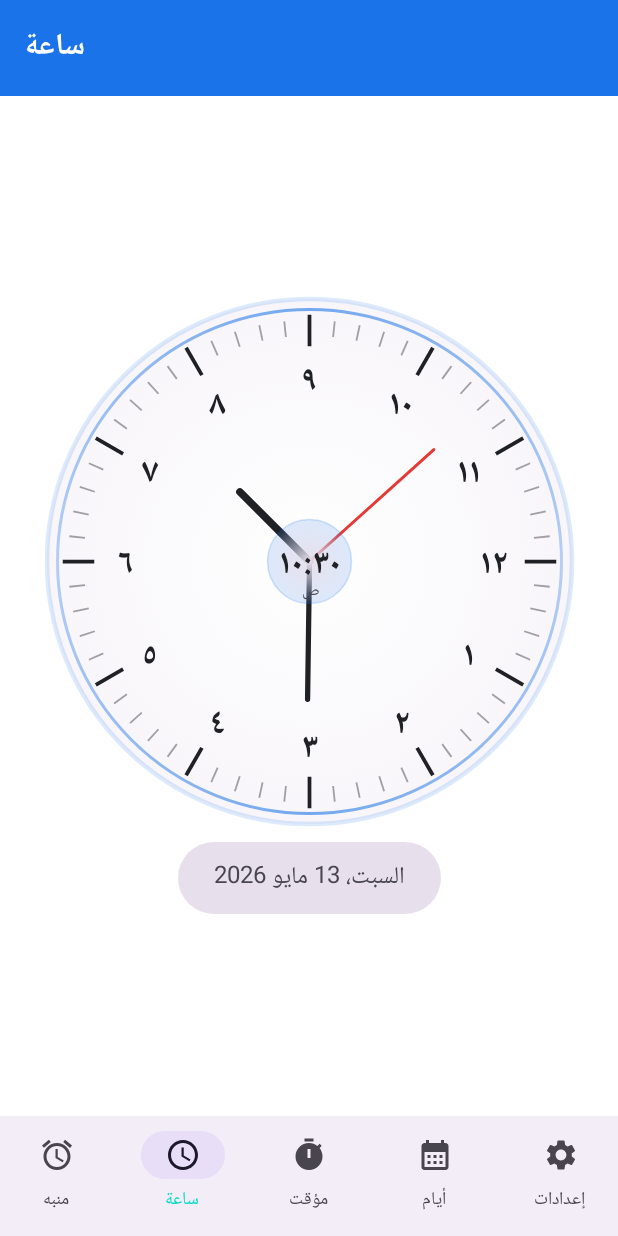
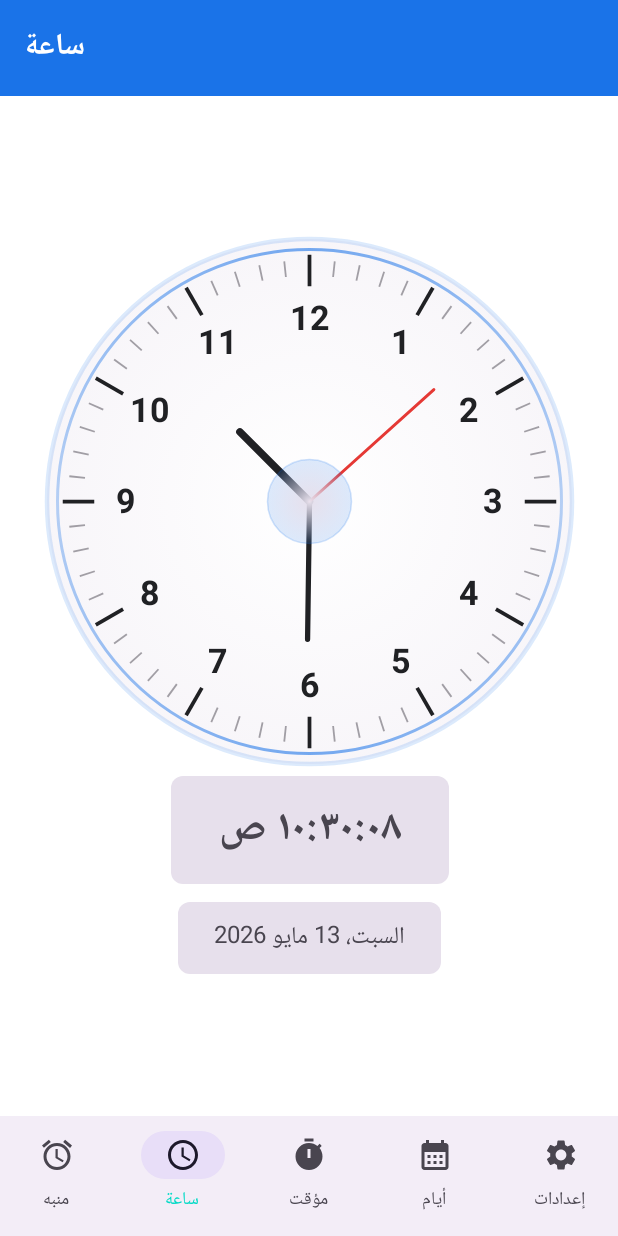
Before and after one commit to saifaldeenalani1-alt/alarmapp, an Android app built with Jetpack Compose: the screen it shows after launch (MainActivity), on a phone screen of 412 x 824 dp. Run offline under Robolectric (Android 15) with nearby library versions, the light colour scheme and no system bars.

Commit message:
Fix theme toggle and clock issues

```diff
--- a/app/src/main/java/com/alarmapp/ui/screens/ClockScreen.kt
+++ b/app/src/main/java/com/alarmapp/ui/screens/ClockScreen.kt
@@ -18,6 +18,7 @@ import androidx.compose.ui.platform.LocalConfiguration
 import androidx.compose.ui.text.style.TextAlign
 import androidx.compose.ui.unit.dp
 import androidx.compose.ui.unit.sp
+import androidx.compose.foundation.shape.RoundedCornerShape
 import kotlinx.coroutines.delay
 import java.util.Calendar
 import kotlin.math.cos
@@ -105,7 +106,7 @@ fun ClockScreen() {
                 val hourTickWidth = 2.5.dp.toPx()
                 val minuteTickWidth = 1.2.dp.toPx()
 
-                val arabicNumerals = listOf("١٢", "١", "٢", "٣", "٤", "٥", "٦", "٧", "٨", "٩", "١٠", "١١")
+                val englishNumerals = listOf("12", "1", "2", "3", "4", "5", "6", "7", "8", "9", "10", "11")
                 val paint = android.graphics.Paint().apply {
                     color = onSurface.hashCode()
                     textSize = radius * 0.13f
@@ -135,12 +136,12 @@ fun ClockScreen() {
                 }
 
                 for (i in 0 until 12) {
-                    val angle = Math.toRadians((i * 30).toDouble())
+                    val angle = Math.toRadians((i * 30 - 90).toDouble())
                     val numR = radius * 0.70f
                     val px = cx + numR * cos(angle).toFloat()
                     val py = cy + numR * sin(angle).toFloat()
                     drawContext.canvas.nativeCanvas.drawText(
-                        arabicNumerals[i],
+                        englishNumerals[i],
                         px,
                         py + paint.textSize * 0.35f,
                         paint
@@ -202,32 +203,25 @@ fun ClockScreen() {
                     style = Stroke(width = 1.dp.toPx())
                 )
 
-                val centerPaint = android.graphics.Paint().apply {
-                    color = onSurface.hashCode()
-                    textSize = radius * 0.13f
-                    textAlign = android.graphics.Paint.Align.CENTER
-                    typeface = android.graphics.Typeface.DEFAULT_BOLD
-                    isAntiAlias = true
-                }
-                val amPmPaint = android.graphics.Paint().apply {
-                    color = onSurfaceVariant.hashCode()
-                    textSize = radius * 0.06f
-                    textAlign = android.graphics.Paint.Align.CENTER
-                    typeface = android.graphics.Typeface.DEFAULT
-                    isAntiAlias = true
-                }
-                val timeStr = "%02d:%02d".format(displayHour, m)
-                drawContext.canvas.nativeCanvas.drawText(
-                    timeStr,
-                    cx,
-                    cy + centerPaint.textSize * 0.35f,
-                    centerPaint
-                )
-                drawContext.canvas.nativeCanvas.drawText(
-                    amPm,
-                    cx,
-                    cy + centerR * 0.8f,
-                    amPmPaint
+            }
+
+            Spacer(Modifier.height(8.dp))
+
+            Box(
+                modifier = Modifier
+                    .background(
+                        color = MaterialTheme.colorScheme.surfaceVariant,
+                        shape = RoundedCornerShape(8.dp)
+                    )
+                    .padding(horizontal = 32.dp, vertical = 12.dp),
+                contentAlignment = Alignment.Center
+            ) {
+                Text(
+                    text = "%02d:%02d:%02d %s".format(displayHour, m, s, amPm),
+                    fontSize = 28.sp,
+                    fontWeight = androidx.compose.ui.text.font.FontWeight.Bold,
+                    color = MaterialTheme.colorScheme.onSurfaceVariant,
+                    textAlign = TextAlign.Center
                 )
             }
 
@@ -237,7 +231,7 @@ fun ClockScreen() {
                 modifier = Modifier
                     .background(
                         color = MaterialTheme.colorScheme.surfaceVariant,
-                        shape = CircleShape
+                        shape = RoundedCornerShape(8.dp)
                     )
                     .padding(horizontal = 24.dp, vertical = 10.dp),
                 contentAlignment = Alignment.Center
--- a/app/src/main/java/com/alarmapp/ui/screens/MainScreen.kt
+++ b/app/src/main/java/com/alarmapp/ui/screens/MainScreen.kt
@@ -22,8 +22,7 @@ fun MainScreen(
 ) {
     var selectedTab by remember { mutableIntStateOf(1) }
 
-    val tabs = remember {
-        listOf(
+    val tabs = listOf(
         TabItem("منبه", Icons.Default.Alarm) { AlarmScreen() },
         TabItem("ساعة", Icons.Default.AccessTime) { ClockScreen() },
         TabItem("مؤقت", Icons.Default.Timer) { TimerScreen() },
@@ -33,7 +32,6 @@ fun MainScreen(
             onThemeChanged = onThemeChanged
         ) }
     )
-    }
 
     Scaffold(
         topBar = {
```
Lines whose indentation alone changed are shown as unchanged.
